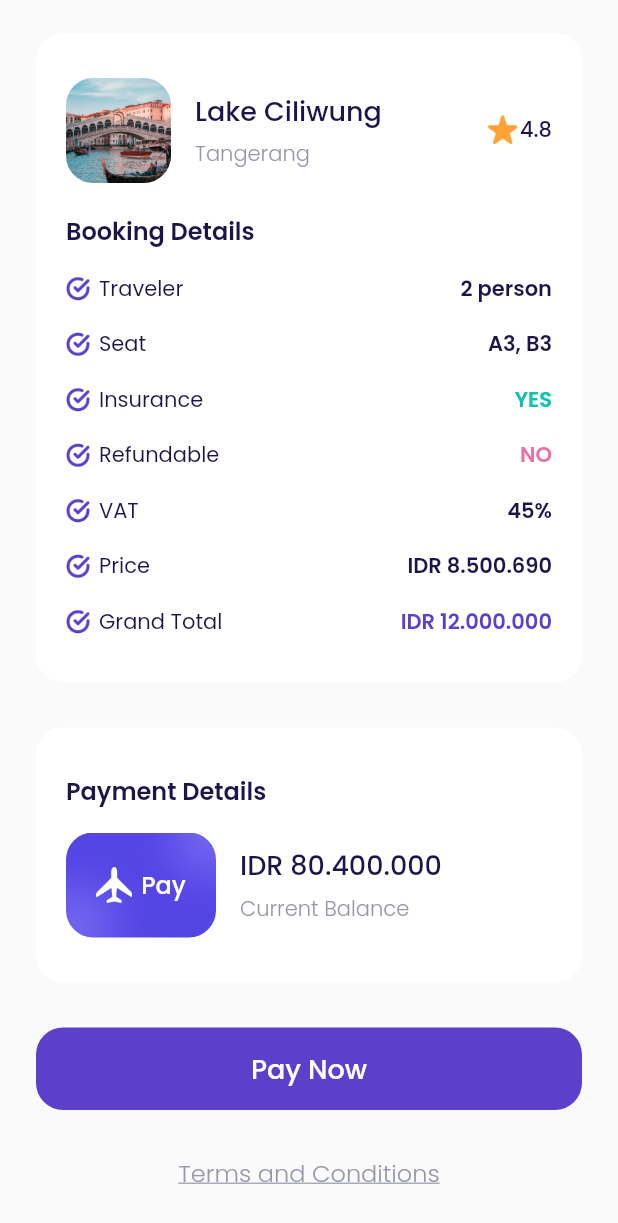
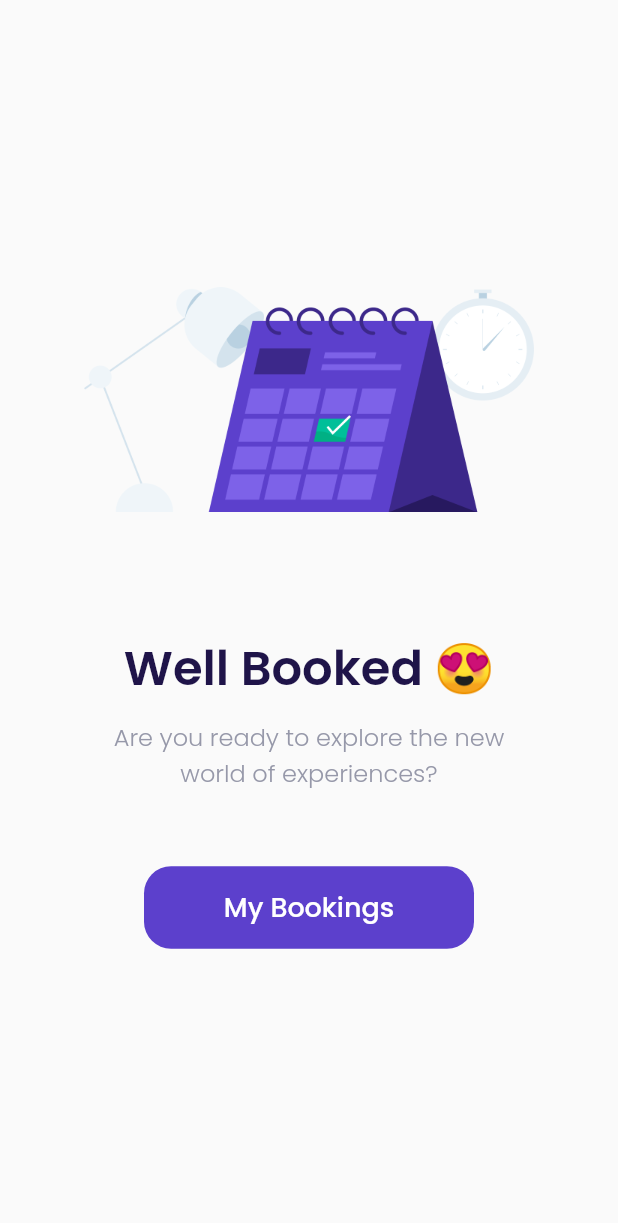
Before and after one commit to RidhaAF/airplane_app, a Flutter app: the CheckoutPage screen opened directly, scrolled down 189 dp, after a tap on "Pay Now", on a phone screen of 412 x 824 dp. Shown: the top 1223 px of the screen. Run offline on Flutter 3.47's test engine with Material 2 defaults, Android fonts, the phone set to English and light mode, and no system bars; our stand-ins replace google_fonts.

Commit message:
Success Checkout Page

```diff
--- a/lib/ui/pages/checkout_page.dart
+++ b/lib/ui/pages/checkout_page.dart
@@ -1,4 +1,5 @@
 import 'package:airplane_app/shared/theme.dart';
+import 'package:airplane_app/ui/pages/success_checkout_page.dart';
 import 'package:airplane_app/ui/widgets/booking_details_item.dart';
 import 'package:airplane_app/ui/widgets/custom_button.dart';
 import 'package:flutter/material.dart';
@@ -301,7 +302,14 @@ class CheckoutPage extends StatelessWidget {
     Widget payNowButton() {
       return CustomButton(
         title: 'Pay Now',
-        onPressed: () {},
+        onPressed: () {
+          Navigator.push(
+            context,
+            MaterialPageRoute(
+              builder: (context) => SuccessCheckoutPage(),
+            ),
+          );
+        },
         margin: EdgeInsets.only(top: 30),
       );
     }
--- /dev/null
+++ b/lib/ui/pages/success_checkout_page.dart
@@ -0,0 +1,58 @@
+import 'package:airplane_app/shared/theme.dart';
+import 'package:airplane_app/ui/widgets/custom_button.dart';
+import 'package:flutter/material.dart';
+
+class SuccessCheckoutPage extends StatelessWidget {
+  const SuccessCheckoutPage({Key? key}) : super(key: key);
+
+  @override
+  Widget build(BuildContext context) {
+    return Scaffold(
+      backgroundColor: kBackgroundColor,
+      body: Center(
+        child: Column(
+          mainAxisAlignment: MainAxisAlignment.center,
+          children: [
+            Container(
+              width: double.infinity,
+              height: 150,
+              margin: EdgeInsets.only(bottom: 80),
+              decoration: BoxDecoration(
+                image: DecorationImage(
+                  image: AssetImage(
+                    'assets/image_success.png',
+                  ),
+                ),
+              ),
+            ),
+            Text(
+              'Well Booked 😍',
+              style: blackTextStyle.copyWith(
+                fontSize: 32,
+                fontWeight: semiBold,
+              ),
+            ),
+            SizedBox(height: 10),
+            Text(
+              'Are you ready to explore the new\nworld of experiences?',
+              style: greyTextStyle.copyWith(
+                fontSize: 16,
+                fontWeight: light,
+              ),
+              textAlign: TextAlign.center,
+            ),
+            CustomButton(
+              title: 'My Bookings',
+              onPressed: () {
+                Navigator.pushNamedAndRemoveUntil(
+                    context, '/main', (route) => false);
+              },
+              width: 220,
+              margin: EdgeInsets.only(top: 50),
+            ),
+          ],
+        ),
+      ),
+    );
+  }
+}
```
